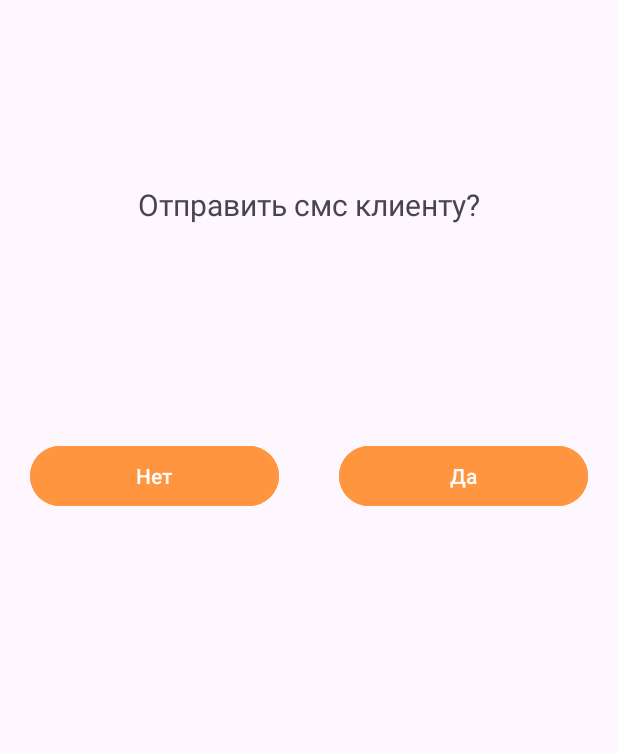
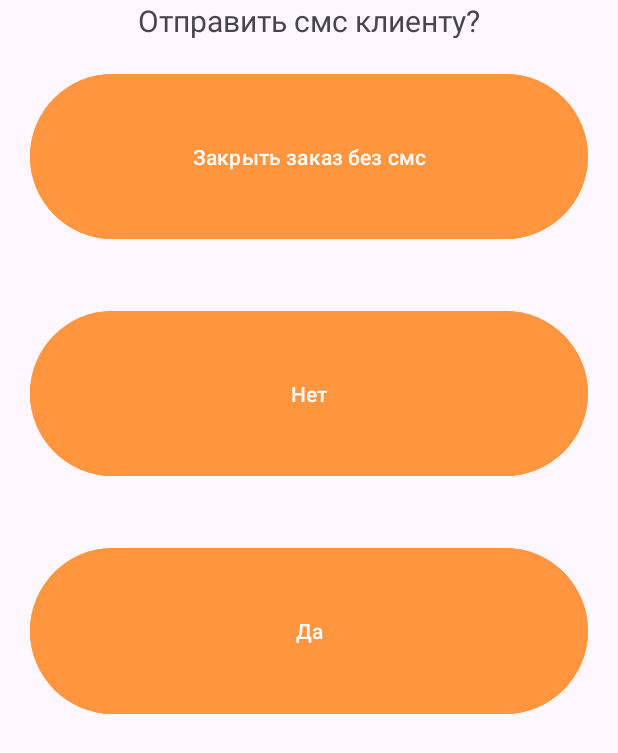
Before and after one commit to 3matveenko/Courier, an Android app: the layout send_sms_alert.xml on its own in the app's theme, with its tools: preview values and no code run, on a phone screen of 412 x 824 dp. Shown: the top 753 px of the screen. Run offline under Robolectric (Android 15) with nearby library versions, the phone set to English and light mode, and no system bars.

Commit message:
2111 добавил возможность водителям закрывать заказ без смс + apk

```diff
--- a/app/src/main/AndroidManifest.xml
+++ b/app/src/main/AndroidManifest.xml
@@ -9,6 +9,7 @@
     <uses-permission android:name="android.permission.ACCESS_FINE_LOCATION" />
     <uses-permission android:name="android.permission.ACCESS_BACKGROUND_LOCATION" />
     <uses-permission android:name="android.permission.ACCESS_COARSE_LOCATION" />
+    <uses-permission android:name="android.permission.FOREGROUND_SERVICE" />
     <uses-permission
         android:name="android.permission.READ_EXTERNAL_STORAGE"
         android:maxSdkVersion="32" />
--- a/app/src/main/res/layout/send_sms_alert.xml
+++ b/app/src/main/res/layout/send_sms_alert.xml
@@ -8,36 +8,49 @@
     <TextView
         android:id="@+id/dialogTitle"
         android:layout_width="match_parent"
-        android:layout_height="300dp"
+        android:layout_height="50dp"
         android:layout_weight="1"
+        android:gravity="center_vertical"
         android:text="@string/send_sms_request"
         android:textAlignment="center"
         android:textSize="20sp"
-        android:gravity="center_vertical"
         tools:ignore="RtlCompat" />
 
     <LinearLayout
         android:layout_width="match_parent"
         android:layout_height="match_parent"
-        android:layout_weight="10"
-        android:orientation="horizontal">
+        android:layout_weight="1"
+        android:orientation="vertical">
+        <Button
+            android:id="@+id/close_no_sms"
+            android:textColor="@color/white"
+            android:layout_width="match_parent"
+            android:layout_height="wrap_content"
+            android:layout_margin="20dp"
+            android:layout_weight="1"
+            android:backgroundTint="@color/base_color"
+            android:text="@string/close_no_sms" />
 
         <Button
             android:id="@+id/alert_sms_no"
-            android:layout_weight="1"
+            android:textColor="@color/white"
             android:layout_width="match_parent"
             android:layout_height="wrap_content"
             android:layout_margin="20dp"
-            android:text="@string/no"
-            android:backgroundTint="@color/base_color"/>
+            android:layout_weight="1"
+            android:backgroundTint="@color/base_color"
+            android:text="@string/no" />
 
         <Button
             android:id="@+id/alert_sms_yes"
-            android:layout_weight="1"
+            android:textColor="@color/white"
             android:layout_width="match_parent"
             android:layout_height="wrap_content"
             android:layout_margin="20dp"
-            android:text="@string/yes"
-            android:backgroundTint="@color/base_color"/>
+            android:layout_weight="1"
+            android:backgroundTint="@color/base_color"
+            android:text="@string/yes" />
+
+
     </LinearLayout>
 </LinearLayout>
--- a/app/src/main/res/values/strings.xml
+++ b/app/src/main/res/values/strings.xml
@@ -21,7 +21,7 @@
     <string name="orders_number">Номер заказа</string>
     <string name="add_time_title">Принят</string>
     <string name="phone_number_title">Номер телефона</string>
-    <string name="send_sms">Отправить sms</string>
+    <string name="send_sms">закрыть заказ</string>
     <string name="back">Назад</string>
     <string name="send_sms_request">Отправить смс клиенту?</string>
     <string name="yes">Да</string>
@@ -34,4 +34,5 @@
     <string name="rejaction_reason">Назовите причину отказа</string>
     <string name="Textview_reject_order">Отказ от всех не доставленных заказов.</string>
     <string name="comment">Комментарий</string>
+    <string name="close_no_sms">Закрыть заказ без смс</string>
 </resources>
```
Also changed, not shown: app/src/main/java/com/example/courier/activity/DetailsActivity.kt (+10 -9 lines), app/src/main/java/com/example/courier/connect/SendLocation.kt (+45 -10 lines).
